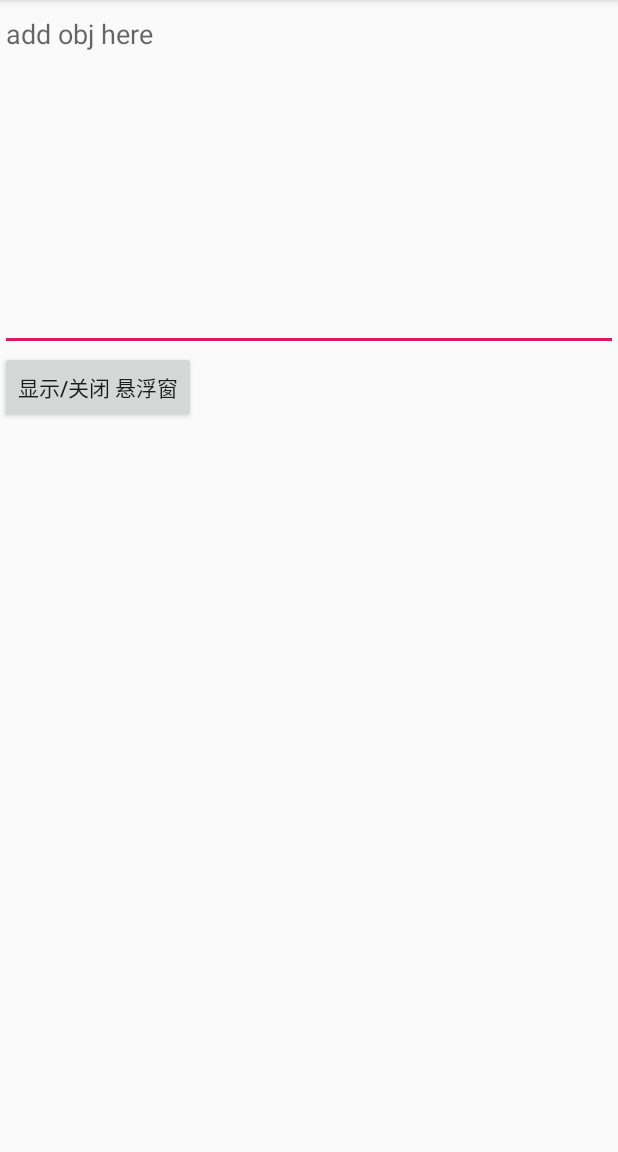
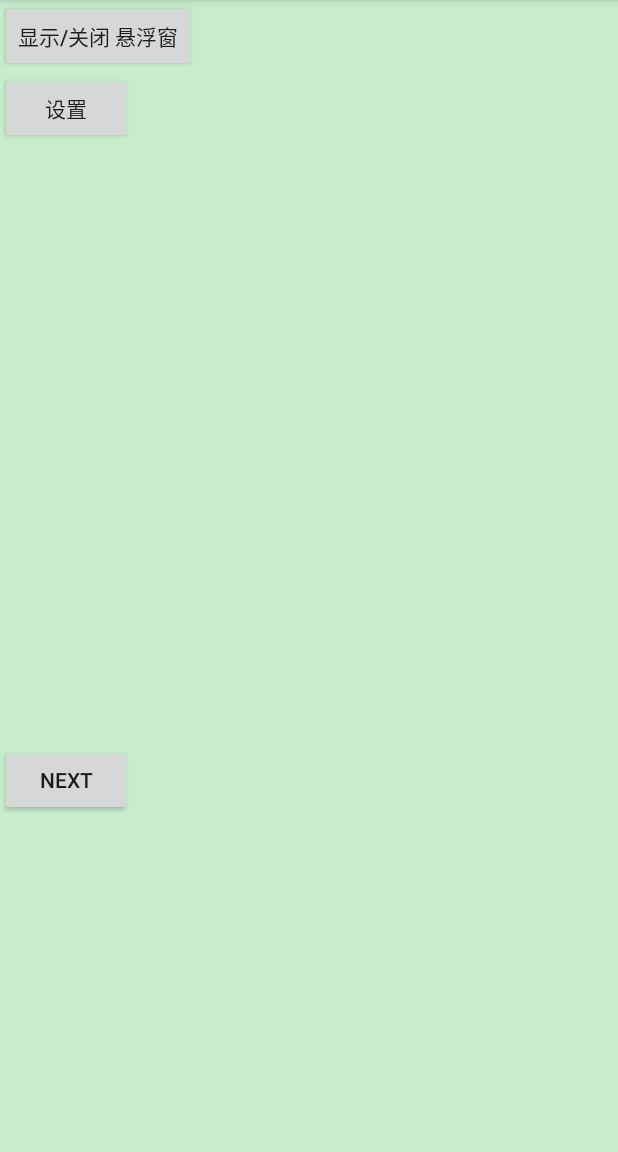
Before and after one commit to CUQS/SuperWordsR, an Android app: the screen it shows after launch (MainActivity), on a phone screen of 412 x 824 dp, the part 84-1236 px from its top. Run offline under Robolectric (Android 15) with nearby library versions, the phone set to English and light mode, and no system bars; our stand-ins replace Picasso; libraries missing offline, so code that uses them is left out: com.lzf.easyfloat, io.objectbox, io.objectbox.kotlin; network calls fail; pictures from the network do not load; 3 statements that could not run were skipped.

Commit message:
数据导入功能实现

```diff
--- a/app/build.gradle
+++ b/app/build.gradle
@@ -35,4 +35,5 @@ dependencies {
     implementation 'com.github.princekin-f:EasyFloat:1.1.2'  // EasyFloat
     implementation "io.objectbox:objectbox-kotlin:$objectboxVersion"  // ObjectBox
     implementation 'com.squareup.picasso:picasso:2.71828'  // Picasso
+    implementation 'org.jsoup:jsoup:1.11.3'  // jSoup
 }
--- a/app/src/main/AndroidManifest.xml
+++ b/app/src/main/AndroidManifest.xml
@@ -4,6 +4,7 @@
 
     <uses-permission android:name="android.permission.SYSTEM_ALERT_WINDOW" />
     <uses-permission android:name="android.permission.FOREGROUND_SERVICE" />
+    <uses-permission android:name="android.permission.INTERNET" />
     <application
         android:allowBackup="true"
         android:name="ObjBox.LoadObjApp"
@@ -20,6 +21,7 @@
                 <category android:name="android.intent.category.LAUNCHER" />
             </intent-filter>
         </activity>
+        <activity android:name=".SettingActivity"></activity>
         <service android:name="com.lzf.easyfloat.service.FloatService" />
     </application>
 
--- a/app/src/main/java/ObjBox/HourlyObj.kt
+++ b/app/src/main/java/ObjBox/HourlyObjBox.kt
@@ -5,7 +5,7 @@ import io.objectbox.annotation.Id
 import java.util.*
 
 @Entity
-data class HourlyObj (
+data class HourlyObjBox (
     @Id var id: Long = 0,
     var pmData: Int? = null,
     var createAt: Date? = null,
--- a/app/src/main/java/com/test/superwordsr/MainActivity.kt
+++ b/app/src/main/java/com/test/superwordsr/MainActivity.kt
@@ -1,7 +1,8 @@
 package com.test.superwordsr
 
-import ObjBox.HourlyObj
+import ObjBox.HourlyObjBox
 import ObjBox.ObjectBox
+import android.annotation.SuppressLint
 import android.content.Intent
 import androidx.appcompat.app.AppCompatActivity
 import android.os.Bundle
@@ -19,41 +20,70 @@ import com.squareup.picasso.Picasso
 import io.objectbox.Box
 import io.objectbox.kotlin.boxFor
 import kotlinx.android.synthetic.main.activity_main.*
-
+import org.jsoup.Jsoup
+import org.jsoup.nodes.Document
+import java.text.SimpleDateFormat
+import java.util.*
+import java.util.regex.Pattern
 
 class MainActivity : AppCompatActivity(), View.OnClickListener {
 
-    private lateinit var hourlyObj: Box<HourlyObj>
-    private var floatFlag: Boolean = true
+    private lateinit var hourlyObjBox: Box<HourlyObjBox>  // 小时数据库
+    private var floatFlag: Boolean = true  // 是否显示悬浮窗flag
+    private lateinit var pmGetTd: Thread  // 爬取pm线程
+    private val patternDate = Pattern.compile("（AQI）。 ([-0-9]+)")  // 提取pm数据
+    private val patternTime = Pattern.compile("更新时间[^\\d]{0,20}([0-9]+):[0-9]+")  // 提取温度和时间数据
+    private var todayPm = -1  // 爬取的pm
+    private lateinit var todayPmDate: Date  // 爬取的pm的更新时间
+    private var tdFlag = false  // 是否爬取结束标志
+    private val formatter: SimpleDateFormat = SimpleDateFormat("yyyy-MM-dd-HH", Locale.CHINA)  // 日期格式
 
+    /**
+     * 初始化UI
+     * 初始化ObjectBox
+     * 初始化悬浮窗
+     */
     override fun onCreate(savedInstanceState: Bundle?) {
         super.onCreate(savedInstanceState)
         setContentView(R.layout.activity_main)
         initUI()  // 初始化UI
-        hourlyObj = ObjectBox.boxStore.boxFor()  // 初始化ObjectBox
+        hourlyObjBox = ObjectBox.boxStore.boxFor()  // 初始化ObjectBox
         checkPermission()  // 初始化悬浮窗
+        pmGetTd.start()  // 开启线程
     }
-
+    /**
+     * 退出时dismiss悬浮窗
+     */
     override fun onDestroy() {
         EasyFloat.dismissAppFloat(this)
         super.onDestroy()
     }
-
+    /**
+     * btnFloatShow
+     * btnSetting
+     */
+    @SuppressLint("SetTextI18n")
     override fun onClick(v: View?) {
         when (v) {
             // 显示和隐藏悬浮窗按钮
             btnFloatShow -> {
-                if (!floatFlag) {
-                    EasyFloat.showAppFloat(this)
-                }
-                else {
-                    EasyFloat.hideAppFloat(this)
-                }
+                if (!floatFlag) EasyFloat.showAppFloat(this)
+                else EasyFloat.hideAppFloat(this)
                 floatFlag = !floatFlag
+            }
+            // 启动SettingActivity
+            btnMain2Setting -> {
+                startActivity(Intent(this, SettingActivity::class.java))
+            }
+            // 下一个单词
+            btnMainNext -> {
+                tvMainWordDisplay.text = "pm: $todayPm\ndate: ${date2string(todayPmDate)}"
             }
         }
     }
-
+    /**
+     * 显示悬浮窗
+     */
     private fun showAppFloat() {
         EasyFloat.with(this)
             .setShowPattern(ShowPattern.ALL_TIME)
@@ -88,9 +118,54 @@ class MainActivity : AppCompatActivity(), View.OnClickListener {
     }
     /**
      * 初始化控件
+     * 初始化默认日期
+     * 初始化pmGet线程
      */
     private fun initUI() {
         btnFloatShow.setOnClickListener(this)
+        btnMain2Setting.setOnClickListener(this)
+        btnMainNext.setOnClickListener(this)
+        todayPmDate = string2date("2012-02-22-02")!!
+        pmGetTd = Thread {
+            val doc: Document = Jsoup.connect("https://aqicn.org/city/beijing/shijingshangucheng/cn/")
+                .userAgent("Mozilla/5.0 (Windows NT 5.1; zh-CN) AppleWebKit/535.12 (KHTML, like Gecko) Chrome/22.0.1229.79 Safari/535.12")
+                .timeout(20000)
+                .get()
+            val dataAll = doc.text()
+            val matcherPm = patternDate.matcher(dataAll)
+            val matcherTime = patternTime.matcher(dataAll)
+            while (matcherPm.find()) {
+                for (i in 1 until matcherPm.groupCount()+1) {
+                    val foundPm: String? = matcherPm.group(1)
+                    var pmInt: Int?
+                    pmInt = foundPm?.toIntOrNull() ?: -1
+                    todayPm = pmInt
+                }
+            }
+            var dateString = formatter.format(Date()).substring(0,10)
+            var pmTime: Int = -1
+            while (matcherTime.find()) {
+                for (i in 1 until matcherTime.groupCount()+1) {
+                    pmTime = matcherTime.group(1)?.toInt() ?: -1
+                }
+            }
+            dateString = if ((pmTime > -1) && (pmTime < 24))
+                String.format("%s-%2d", dateString, pmTime) else "2222-02-22-02"
+            todayPmDate = string2date(dateString)!!
+            tdFlag = true
+        }
+
     }
-
+    /**
+     * 字符串转日期
+     */
+    private fun string2date(date:String):Date?{
+        return formatter.parse(date)
+    }
+    /**
+     * 日期转字符串
+     */
+    private fun date2string(date:Date):String{
+        return formatter.format(date)
+    }
 }
--- a/app/src/main/res/layout/activity_main.xml
+++ b/app/src/main/res/layout/activity_main.xml
@@ -1,20 +1,25 @@
 <?xml version="1.0" encoding="utf-8"?>
 <LinearLayout xmlns:android="http://schemas.android.com/apk/res/android"
-    xmlns:tools="http://schemas.android.com/tools"
-    android:orientation="vertical"
-    android:layout_width="match_parent"
-    android:layout_height="match_parent"
-    tools:context=".MainActivity">
+              xmlns:tools="http://schemas.android.com/tools"
+              android:orientation="vertical"
+              android:layout_width="match_parent"
+              android:layout_height="match_parent"
+              tools:context=".MainActivity" android:background="#C7EDCC">
 
-    <EditText
-            android:layout_width="match_parent"
-            android:layout_height="234dp"
-            android:inputType="textMultiLine|textPersonName"
-            android:ems="10"
-            android:id="@+id/txtPutObj" android:hint="add obj here" android:gravity="top|left"/>
     <Button
             android:text="显示/关闭 悬浮窗"
             android:layout_width="wrap_content"
             android:layout_height="wrap_content" android:id="@+id/btnFloatShow"/>
+    <Button
+            android:text="设置"
+            android:layout_width="wrap_content"
+            android:layout_height="wrap_content" android:id="@+id/btnMain2Setting"/>
+    <TextView
+            android:layout_width="match_parent"
+            android:layout_height="400dp" android:id="@+id/tvMainWordDisplay"/>
+    <Button
+            android:text="NEXT"
+            android:layout_width="wrap_content"
+            android:layout_height="wrap_content" android:id="@+id/btnMainNext"/>
 
 </LinearLayout>
--- a/build.gradle
+++ b/build.gradle
@@ -12,6 +12,7 @@ buildscript {
         classpath 'com.android.tools.build:gradle:3.4.0'
         classpath "org.jetbrains.kotlin:kotlin-gradle-plugin:$kotlin_version"
         classpath "io.objectbox:objectbox-gradle-plugin:$objectboxVersion"  // ObjectBox
+
         // NOTE: Do not place your application dependencies here; they belong
         // in the individual module build.gradle files
     }
```
Also changed, not shown: app/src/main/java/ObjBox/WordsObjBox.kt (added, +15 -0 lines), app/src/main/java/com/test/superwordsr/SettingActivity.kt (added, +162 -0 lines), app/src/main/res/layout/activity_setting.xml (added, +42 -0 lines), app/src/main/res/layout/listview_setting.xml (added, +10 -0 lines), 2 other files.
